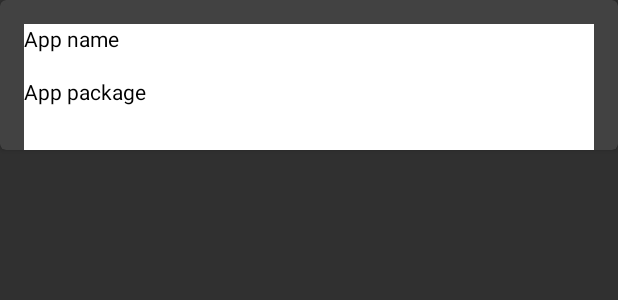
After one commit to dougritter/aptoide-challenge, an Android app: the layout app_item.xml on its own in the app's theme, with its tools: preview values and no code run, on a phone screen of 412 x 824 dp. The commit adds this screen. Shown: the top 300 px of the screen. Run offline under Robolectric (Android 15) with nearby library versions, the phone set to English and light mode, and no system bars.

Commit message:
added list items with data binding

```diff
--- a/app/src/main/java/com/ritterdouglas/aptoidechallenge/networking/list_apps/ListAppsManager.java
+++ b/app/src/main/java/com/ritterdouglas/aptoidechallenge/networking/list_apps/ListAppsManager.java
@@ -24,7 +24,6 @@ public class ListAppsManager {
             if (instance == null) {
                 instance = new ListAppsManager(context);
             }
-
             return instance;
         }
     }
--- /dev/null
+++ b/app/src/main/res/layout/app_item.xml
@@ -0,0 +1,50 @@
+<?xml version="1.0" encoding="utf-8"?>
+<layout xmlns:android="http://schemas.android.com/apk/res/android"
+        xmlns:card_view="http://schemas.android.com/apk/res-auto"
+        xmlns:tools="http://schemas.android.com/tools">
+
+    <data>
+        <variable
+            name="viewModel"
+            type="com.ritterdouglas.aptoidechallenge.view_model.AppItemViewModel" />
+
+    </data>
+
+        <android.support.v7.widget.CardView
+            android:id="@+id/card_view"
+            android:layout_width="match_parent"
+            android:layout_height="@dimen/card_height"
+            card_view:cardCornerRadius="4dp">
+
+            <RelativeLayout
+                android:background="@android:color/white"
+                android:layout_marginStart="@dimen/card_default_margin"
+                android:layout_marginEnd="@dimen/card_default_margin"
+                android:layout_marginTop="@dimen/card_default_margin"
+                android:layout_width="match_parent"
+                android:layout_height="match_parent">
+
+                <TextView
+                    android:id="@+id/app_name"
+                    android:layout_width="match_parent"
+                    android:layout_height="wrap_content"
+                    android:textColor="@android:color/black"
+                    tools:text="App name"
+                    android:text="@{viewModel.model.name}"/>
+
+                <TextView
+                    android:id="@+id/app_package"
+                    android:layout_width="match_parent"
+                    android:layout_height="wrap_content"
+                    android:textColor="@android:color/black"
+                    android:layout_below="@id/app_name"
+                    tools:text="App package"
+                    android:layout_marginTop="@dimen/card_default_margin"
+                    android:text="@{viewModel.model.package}"/>
+            </RelativeLayout>
+
+
+
+        </android.support.v7.widget.CardView>
+
+</layout>
--- a/app/src/main/res/values/dimens.xml
+++ b/app/src/main/res/values/dimens.xml
@@ -2,4 +2,9 @@
     <!-- Default screen margins, per the Android Design guidelines. -->
     <dimen name="activity_horizontal_margin">16dp</dimen>
     <dimen name="activity_vertical_margin">16dp</dimen>
+
+    <dimen name="card_default_margin">16dp</dimen>
+    <dimen name="card_height">100dp</dimen>
+    <dimen name="card_bottom_margin">8dp</dimen>
+
 </resources>
```
Also changed, not shown: app/src/main/java/com/ritterdouglas/aptoidechallenge/adapter/ListAppsAdapter.java (added, +63 -0 lines), app/src/main/java/com/ritterdouglas/aptoidechallenge/view/activity/MainActivity.java (+16 -4 lines), app/src/main/java/com/ritterdouglas/aptoidechallenge/view_model/AppItemViewModel.java (added, +20 -0 lines), app/src/main/java/com/ritterdouglas/aptoidechallenge/view_model/MainActivityViewModel.java (+8 -7 lines), app/src/main/res/layout/activity_main.xml (+13 -17 lines).
